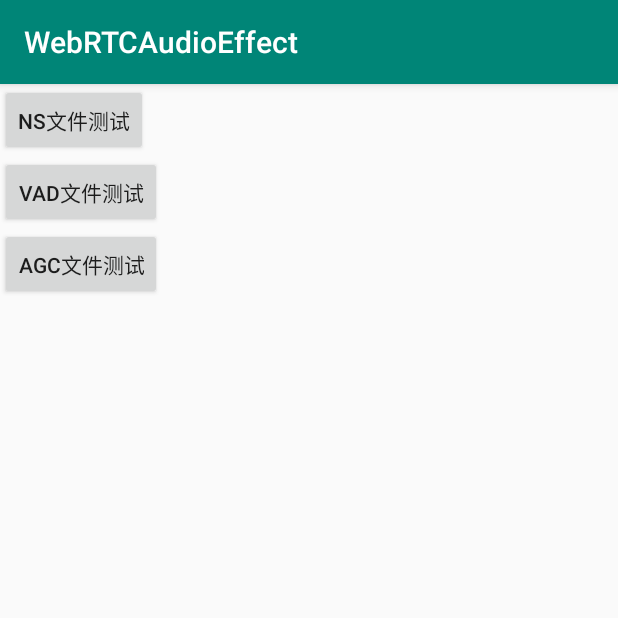
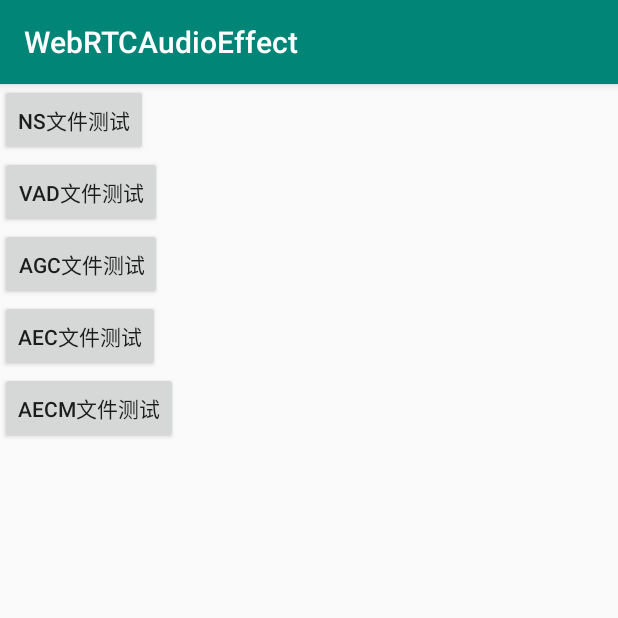
Before and after one commit to StevenSunGit/WebRTCAudioEffect, an Android app: the screen it shows after launch (MainActivity), on a phone screen of 412 x 824 dp, the top half of it. Run offline under Robolectric (Android 15) with nearby library versions, the phone set to English and light mode, and no system bars.

Commit message:
add code
Signed-off-by: sunyunfei <sunyunfei@xiaomi.com>

```diff
--- a/app/src/main/java/com/feifei/webrtcaudioeffect/MainActivity.java
+++ b/app/src/main/java/com/feifei/webrtcaudioeffect/MainActivity.java
@@ -32,7 +32,7 @@
     private static String TAG = "AudioEffect";
 
     private final int GrantCode = 1;
-    private Button nsFileTest, vadFileTest, agcFileTest;
+    private Button nsFileTest, vadFileTest, agcFileTest, aecFileTest, aecmFileTest;
 
     @Override
     protected void onCreate(Bundle savedInstanceState) {
@@ -90,6 +90,12 @@
 
         agcFileTest = (Button)findViewById(R.id.agcFileTest);
         agcFileTest.setOnClickListener(this);
+
+        aecFileTest = (Button)findViewById(R.id.aecFileTest);
+        aecFileTest.setOnClickListener(this);
+
+        aecmFileTest = (Button)findViewById(R.id.aecmFileTest);
+        aecmFileTest.setOnClickListener(this);
     }
 
     @Override
@@ -227,6 +233,10 @@
                     }
                 });
                 break;
+            case R.id.aecFileTest:
+                break;
+            case R.id.aecmFileTest:
+                break;
             default:
                 break;
         }
--- a/app/src/main/res/layout/activity_main.xml
+++ b/app/src/main/res/layout/activity_main.xml
@@ -22,4 +22,16 @@
         android:layout_width="wrap_content"
         android:layout_height="wrap_content"
         android:id="@+id/agcFileTest" />
+    <Button
+        android:text="AEC文件测试"
+        android:textAllCaps="false"
+        android:layout_width="wrap_content"
+        android:layout_height="wrap_content"
+        android:id="@+id/aecFileTest" />
+    <Button
+        android:text="AECM文件测试"
+        android:textAllCaps="false"
+        android:layout_width="wrap_content"
+        android:layout_height="wrap_content"
+        android:id="@+id/aecmFileTest" />
 </LinearLayout>
```
Also changed, not shown: 1 other file.
